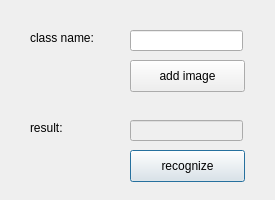
This is dlgrecognition.ui in sguerra/Image-Analysis as Qt 5 draws it before an edit. The edited form follows.
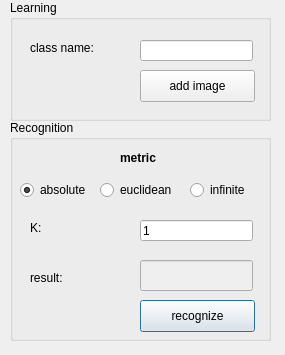
This is the edited form.

Commit message: Letter recognition for K neighbours and custom distance metrics (Euclidean, Absolute and Infinite)

What changed in the file:
```diff
--- a/dlgrecognition.ui
+++ b/dlgrecognition.ui
@@ -6,72 +6,36 @@
    <rect>
     <x>0</x>
     <y>0</y>
-    <width>275</width>
-    <height>200</height>
+    <width>285</width>
+    <height>355</height>
    </rect>
   </property>
   <property name="minimumSize">
    <size>
-    <width>275</width>
-    <height>200</height>
+    <width>285</width>
+    <height>355</height>
    </size>
   </property>
   <property name="windowTitle">
    <string>Recognition</string>
   </property>
-  <widget class="QPushButton" name="btnAdd">
+  <widget class="QGroupBox" name="gpbRecognition">
    <property name="geometry">
     <rect>
-     <x>130</x>
-     <y>60</y>
-     <width>115</width>
-     <height>32</height>
+     <x>10</x>
+     <y>120</y>
+     <width>261</width>
+     <height>221</height>
     </rect>
    </property>
-   <property name="text">
-    <string>add image</string>
+   <property name="title">
+    <string>Recognition</string>
    </property>
-   <property name="autoDefault">
-    <bool>false</bool>
-   </property>
-   <property name="default">
-    <bool>false</bool>
-   </property>
-   <property name="flat">
-    <bool>false</bool>
-   </property>
-  </widget>
-  <widget class="QLineEdit" name="txtClassName">
-   <property name="geometry">
-    <rect>
-     <x>130</x>
-     <y>30</y>
-     <width>113</width>
-     <height>21</height>
-    </rect>
-   </property>
-  </widget>
-  <widget class="QLabel" name="lblClassName">
-   <property name="geometry">
-    <rect>
-     <x>30</x>
-     <y>30</y>
-     <width>81</width>
-     <height>16</height>
-    </rect>
-   </property>
-   <property name="lineWidth">
-    <number>1</number>
-   </property>
-   <property name="text">
-    <string>class name:</string>
-   </property>
-  </widget>
   <widget class="QPushButton" name="btnRecognize">
    <property name="geometry">
     <rect>
      <x>130</x>
-     <y>150</y>
+      <y>180</y>
      <width>115</width>
      <height>32</height>
     </rect>
@@ -89,8 +53,8 @@
   <widget class="QLabel" name="lblResult">
    <property name="geometry">
     <rect>
-     <x>30</x>
-     <y>120</y>
+      <x>20</x>
+      <y>150</y>
      <width>51</width>
      <height>16</height>
     </rect>
@@ -109,11 +73,179 @@
    <property name="geometry">
     <rect>
      <x>130</x>
-     <y>120</y>
+      <y>140</y>
      <width>113</width>
+      <height>31</height>
+     </rect>
+    </property>
+    <property name="font">
+     <font>
+      <pointsize>20</pointsize>
+      <weight>75</weight>
+      <bold>true</bold>
+     </font>
+    </property>
+    <property name="inputMask">
+     <string/>
+    </property>
+    <property name="text">
+     <string/>
+    </property>
+    <property name="alignment">
+     <set>Qt::AlignCenter</set>
+    </property>
+   </widget>
+   <widget class="QLabel" name="lblKnn">
+    <property name="geometry">
+     <rect>
+      <x>20</x>
+      <y>100</y>
+      <width>59</width>
+      <height>16</height>
+     </rect>
+    </property>
+    <property name="text">
+     <string>K:</string>
+    </property>
+   </widget>
+   <widget class="QLineEdit" name="txtK">
+    <property name="geometry">
+     <rect>
+      <x>130</x>
+      <y>100</y>
+      <width>113</width>
      <height>21</height>
     </rect>
    </property>
+    <property name="inputMask">
+     <string>99</string>
+    </property>
+    <property name="text">
+     <string>1</string>
+    </property>
+   </widget>
+   <widget class="QRadioButton" name="rdbEuclidean">
+    <property name="geometry">
+     <rect>
+      <x>90</x>
+      <y>60</y>
+      <width>81</width>
+      <height>20</height>
+     </rect>
+    </property>
+    <property name="text">
+     <string>euclidean</string>
+    </property>
+   </widget>
+   <widget class="QRadioButton" name="rdbInfinite">
+    <property name="geometry">
+     <rect>
+      <x>180</x>
+      <y>60</y>
+      <width>71</width>
+      <height>20</height>
+     </rect>
+    </property>
+    <property name="text">
+     <string>infinite</string>
+    </property>
+   </widget>
+   <widget class="QRadioButton" name="rdbAbsolute">
+    <property name="geometry">
+     <rect>
+      <x>10</x>
+      <y>60</y>
+      <width>102</width>
+      <height>20</height>
+     </rect>
+    </property>
+    <property name="text">
+     <string>absolute</string>
+    </property>
+    <property name="checked">
+     <bool>true</bool>
+    </property>
+   </widget>
+   <widget class="QLabel" name="lblMetric">
+    <property name="geometry">
+     <rect>
+      <x>110</x>
+      <y>30</y>
+      <width>61</width>
+      <height>16</height>
+     </rect>
+    </property>
+    <property name="font">
+     <font>
+      <weight>75</weight>
+      <bold>true</bold>
+     </font>
+    </property>
+    <property name="text">
+     <string>metric</string>
+    </property>
+   </widget>
+  </widget>
+  <widget class="QGroupBox" name="gpbLearning">
+   <property name="geometry">
+    <rect>
+     <x>10</x>
+     <y>0</y>
+     <width>261</width>
+     <height>121</height>
+    </rect>
+   </property>
+   <property name="title">
+    <string>Learning</string>
+   </property>
+   <widget class="QLabel" name="lblClassName">
+    <property name="geometry">
+     <rect>
+      <x>20</x>
+      <y>40</y>
+      <width>81</width>
+      <height>16</height>
+     </rect>
+    </property>
+    <property name="lineWidth">
+     <number>1</number>
+    </property>
+    <property name="text">
+     <string>class name:</string>
+    </property>
+   </widget>
+   <widget class="QLineEdit" name="txtClassName">
+    <property name="geometry">
+     <rect>
+      <x>130</x>
+      <y>40</y>
+      <width>113</width>
+      <height>21</height>
+     </rect>
+    </property>
+   </widget>
+   <widget class="QPushButton" name="btnAdd">
+    <property name="geometry">
+     <rect>
+      <x>130</x>
+      <y>70</y>
+      <width>115</width>
+      <height>32</height>
+     </rect>
+    </property>
+    <property name="text">
+     <string>add image</string>
+    </property>
+    <property name="autoDefault">
+     <bool>false</bool>
+    </property>
+    <property name="default">
+     <bool>false</bool>
+    </property>
+    <property name="flat">
+     <bool>false</bool>
+    </property>
+   </widget>
   </widget>
  </widget>
  <resources/>
```
Lines whose indentation alone changed are shown as unchanged. The commit also changes 4 other files.
